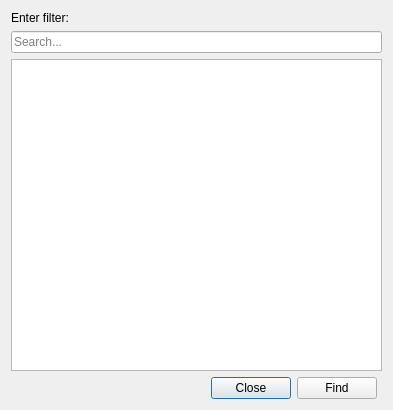
Before: the Qt Designer form Gems/LyShine/Code/Editor/Animation/UiAnimViewFindDlg.ui in Zee2401/o3de, drawn with Qt 5.
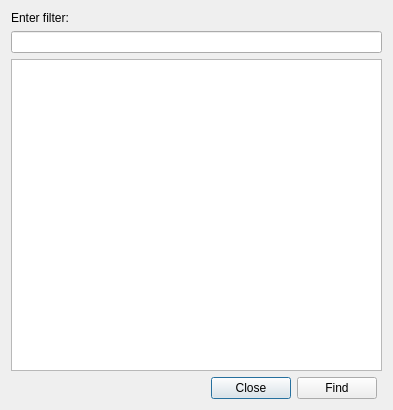
After: the same form once the commit is applied.

Commit message:
Standardize Editor Console search and enhance accessibility
This change upgrades the find bar in the Editor Console to include
a standard search placeholder and clear button. It also adds
accessibleName properties to several icon-only tool buttons in the
console interface to improve screen reader support.

Patch:
```diff
--- a/Gems/LyShine/Code/Editor/Animation/UiAnimViewFindDlg.ui
+++ b/Gems/LyShine/Code/Editor/Animation/UiAnimViewFindDlg.ui
@@ -42,15 +42,6 @@
           <property name="alignment">
             <set>Qt::AlignLeft|Qt::AlignVCenter</set>
           </property>
-          <property name="placeholderText">
-            <string>Search...</string>
-          </property>
-          <property name="clearButtonEnabled">
-            <bool>true</bool>
-          </property>
-          <property name="accessibleName">
-            <string>Search</string>
-          </property>
         </widget>
       </item>
       <item>
```
The commit also changes 2 other files.
